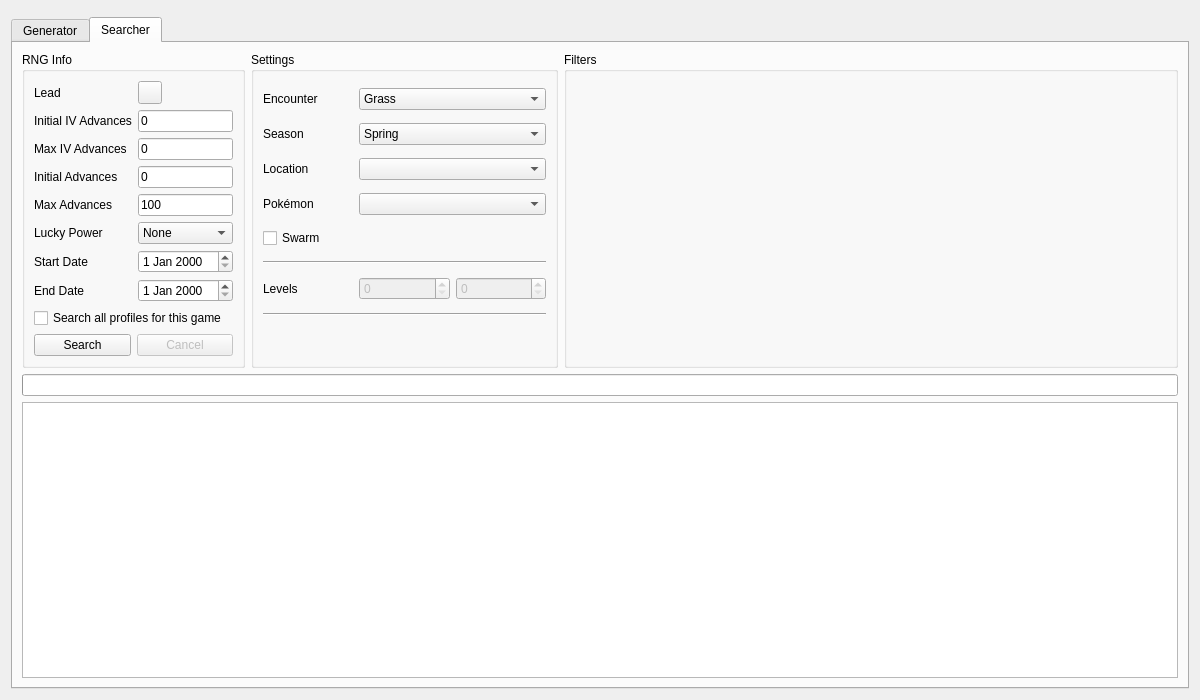
This is Form/Gen5/Wild5.ui in Xenon-Hacks/PokeFinder-GPU as Qt 5 draws it before an edit. The edited form follows.
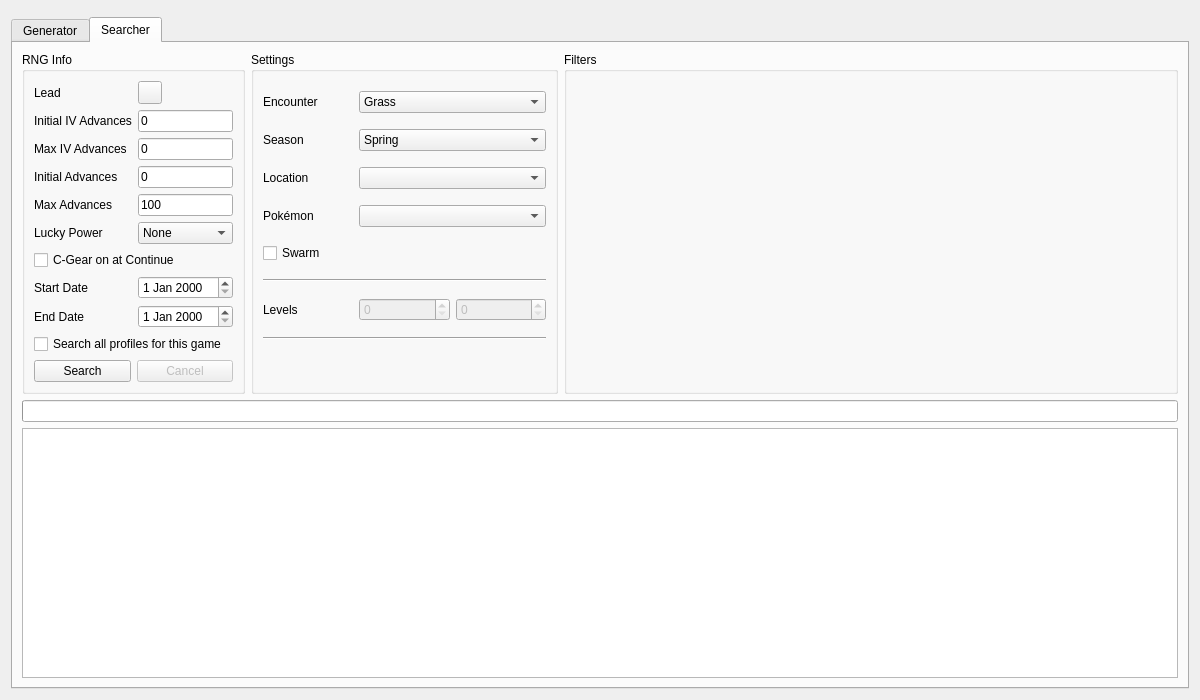
This is the edited form. The open tabs and pages were chosen to show the change. Custom widgets are drawn as their Qt base class.

Commit message: Gen 5: model the B2W2 "+2 MT" as C-Gear on at Continue, not Pass Powers

```diff
--- a/Form/Gen5/Wild5.ui
+++ b/Form/Gen5/Wild5.ui
@@ -439,27 +439,37 @@
             </item>
            </widget>
           </item>
-          <item row="6" column="0">
+          <item row="6" column="0" colspan="2">
+           <widget class="QCheckBox" name="checkBoxSearcherCGear">
+            <property name="toolTip">
+             <string>Tick this if you answered Yes to &quot;Launch C-Gear communications?&quot; when you loaded the save. In Black 2/White 2 that uses 2 more IV advances. Pass Powers do not change the IV advances.</string>
+            </property>
+            <property name="text">
+             <string>C-Gear on at Continue</string>
+            </property>
+           </widget>
+          </item>
+          <item row="7" column="0">
            <widget class="QLabel" name="labelSearcherStartDate">
             <property name="text">
              <string>Start Date</string>
             </property>
            </widget>
           </item>
-          <item row="6" column="1">
+          <item row="7" column="1">
            <widget class="DateEdit" name="dateEditSearcherStartDate"/>
           </item>
-          <item row="7" column="0">
+          <item row="8" column="0">
            <widget class="QLabel" name="labelSearcherEndDate">
             <property name="text">
              <string>End Date</string>
             </property>
            </widget>
           </item>
-          <item row="7" column="1">
+          <item row="8" column="1">
            <widget class="DateEdit" name="dateEditSearcherEndDate"/>
           </item>
-          <item row="8" column="0" colspan="2">
+          <item row="9" column="0" colspan="2">
            <widget class="QCheckBox" name="checkBoxSearcherAllProfiles">
             <property name="toolTip">
              <string>Search every profile for this game, each with its own TID/SID, MAC, Timer0 range and other settings</string>
@@ -469,7 +479,7 @@
             </property>
            </widget>
           </item>
-          <item row="9" column="0" colspan="2">
+          <item row="10" column="0" colspan="2">
            <layout class="QHBoxLayout" name="horizontalLayout">
             <item>
              <widget class="QPushButton" name="pushButtonSearch">
```
Left out of the diff: 24 changed lines with no effect on the pictures. The commit also changes 13 other files.
